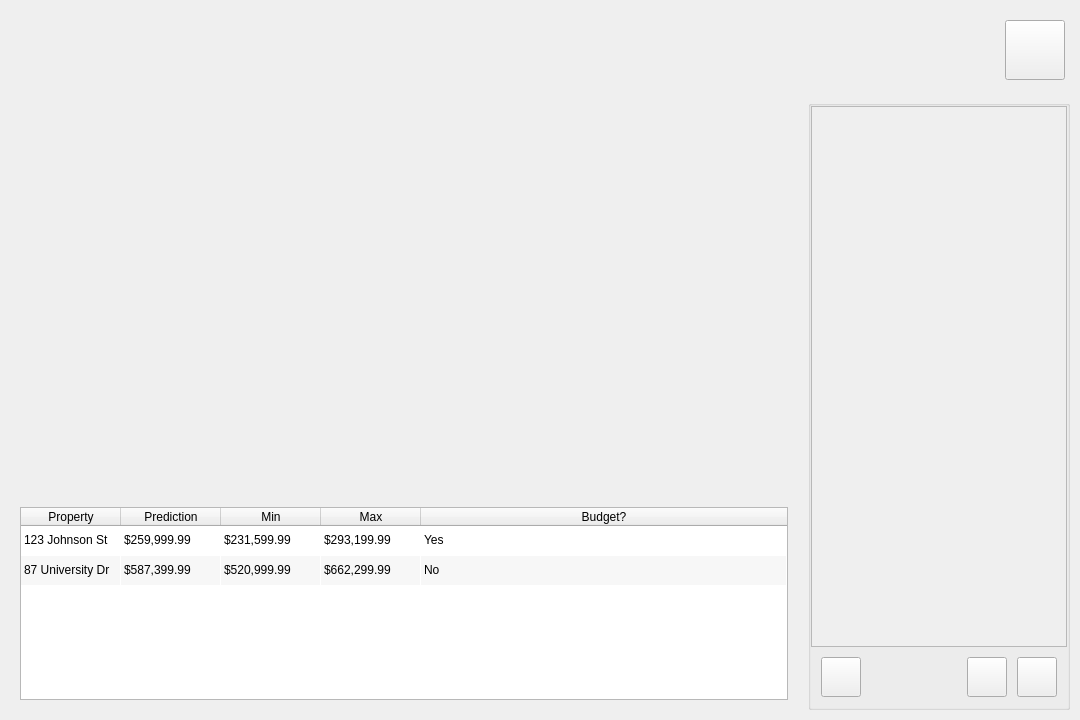
Qt form src/widgets/home-value-window.ui (mygarrett38/home-value-prediction) before a commit.
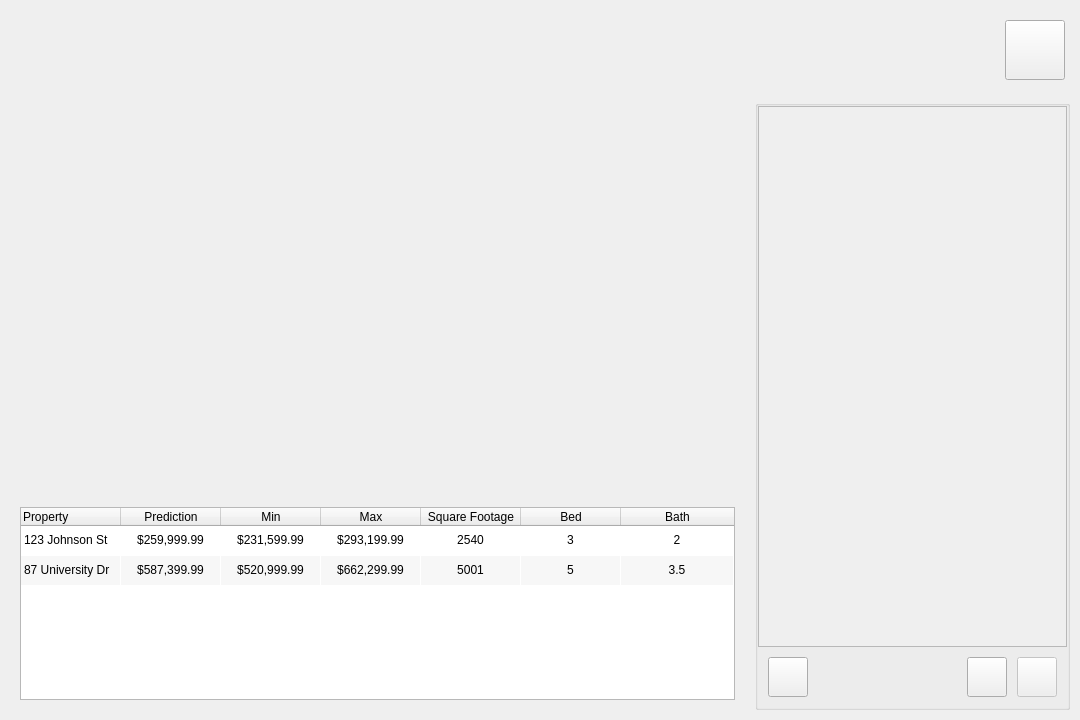
The same form after that commit. The open tabs and pages were chosen to show the change. Icons and pictures are not drawn. Custom widgets are drawn as their Qt base class.

Commit message: Add price to history and update table

What changed in the file:
```diff
--- a/src/widgets/home-value-window.ui
+++ b/src/widgets/home-value-window.ui
@@ -146,7 +146,7 @@
      </widget>
     </item>
     <item>
-     <layout class="QHBoxLayout" name="layout_body" stretch="3,1">
+     <layout class="QHBoxLayout" name="layout_body" stretch="7,3">
       <property name="spacing">
        <number>10</number>
       </property>
@@ -1643,6 +1643,9 @@
              <property name="text">
               <string>Property</string>
              </property>
+             <property name="textAlignment">
+              <set>AlignLeading|AlignVCenter</set>
+             </property>
             </column>
             <column>
              <property name="text">
@@ -1661,7 +1664,17 @@
             </column>
             <column>
              <property name="text">
-              <string>Budget?</string>
+              <string>Square Footage</string>
+             </property>
+            </column>
+            <column>
+             <property name="text">
+              <string>Bed</string>
+             </property>
+            </column>
+            <column>
+             <property name="text">
+              <string>Bath</string>
              </property>
             </column>
             <item row="0" column="0">
@@ -1673,20 +1686,48 @@
              <property name="text">
               <string>$259,999.99</string>
              </property>
+             <property name="textAlignment">
+              <set>AlignCenter</set>
+             </property>
             </item>
             <item row="0" column="2">
              <property name="text">
               <string>$231,599.99</string>
              </property>
+             <property name="textAlignment">
+              <set>AlignCenter</set>
+             </property>
             </item>
             <item row="0" column="3">
              <property name="text">
               <string>$293,199.99</string>
              </property>
+             <property name="textAlignment">
+              <set>AlignCenter</set>
+             </property>
             </item>
             <item row="0" column="4">
              <property name="text">
-              <string>Yes</string>
+              <string>2540</string>
+             </property>
+             <property name="textAlignment">
+              <set>AlignCenter</set>
+             </property>
+            </item>
+            <item row="0" column="5">
+             <property name="text">
+              <string>3</string>
+             </property>
+             <property name="textAlignment">
+              <set>AlignCenter</set>
+             </property>
+            </item>
+            <item row="0" column="6">
+             <property name="text">
+              <string>2</string>
+             </property>
+             <property name="textAlignment">
+              <set>AlignCenter</set>
              </property>
             </item>
             <item row="1" column="0">
@@ -1698,20 +1739,48 @@
              <property name="text">
               <string>$587,399.99</string>
              </property>
+             <property name="textAlignment">
+              <set>AlignCenter</set>
+             </property>
             </item>
             <item row="1" column="2">
              <property name="text">
               <string>$520,999.99</string>
              </property>
+             <property name="textAlignment">
+              <set>AlignCenter</set>
+             </property>
             </item>
             <item row="1" column="3">
              <property name="text">
               <string>$662,299.99</string>
              </property>
+             <property name="textAlignment">
+              <set>AlignCenter</set>
+             </property>
             </item>
             <item row="1" column="4">
              <property name="text">
-              <string>No</string>
+              <string>5001</string>
+             </property>
+             <property name="textAlignment">
+              <set>AlignCenter</set>
+             </property>
+            </item>
+            <item row="1" column="5">
+             <property name="text">
+              <string>5</string>
+             </property>
+             <property name="textAlignment">
+              <set>AlignCenter</set>
+             </property>
+            </item>
+            <item row="1" column="6">
+             <property name="text">
+              <string>3.5</string>
+             </property>
+             <property name="textAlignment">
+              <set>AlignCenter</set>
              </property>
             </item>
            </widget>
@@ -1933,9 +2002,11 @@
             </size>
            </property>
            <property name="styleSheet">
-            <string notr="true">HistoryEntry {
-  border: 2px solid gray;
+            <string notr="true">* &gt; HistoryEntry {
   border-radius: 10px;
+}
+* &gt; HistoryEntry:hover {
+  background-color: rgba(255, 255, 255, 10);
 }</string>
            </property>
            <property name="verticalScrollBarPolicy">
@@ -1952,13 +2023,13 @@
              <rect>
               <x>0</x>
               <y>0</y>
-              <width>254</width>
+              <width>306</width>
               <height>537</height>
              </rect>
             </property>
             <layout class="QVBoxLayout" name="history_scroll_layout">
              <property name="spacing">
-              <number>10</number>
+              <number>0</number>
              </property>
              <property name="leftMargin">
               <number>10</number>
@@ -2084,6 +2155,9 @@
            </item>
            <item>
             <widget class="QPushButton" name="button_history_delete">
+             <property name="enabled">
+              <bool>false</bool>
+             </property>
              <property name="minimumSize">
               <size>
                <width>40</width>
```
Left out of the diff: 5 changed lines with no effect on the pictures. The commit also changes 2 other files.
